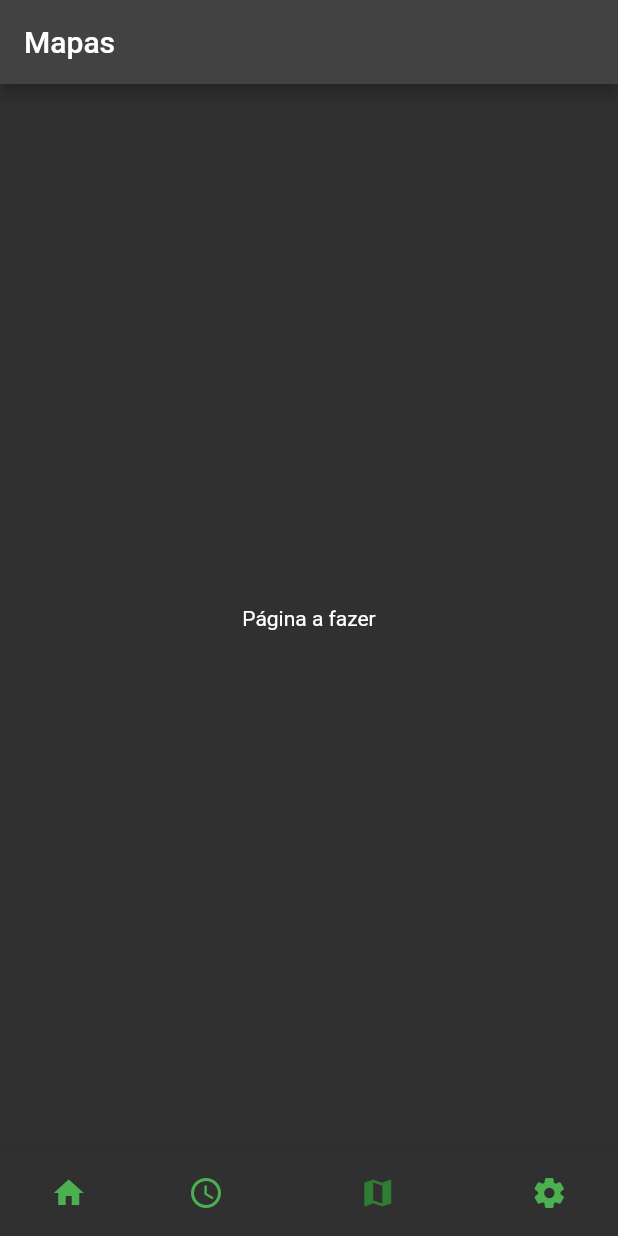
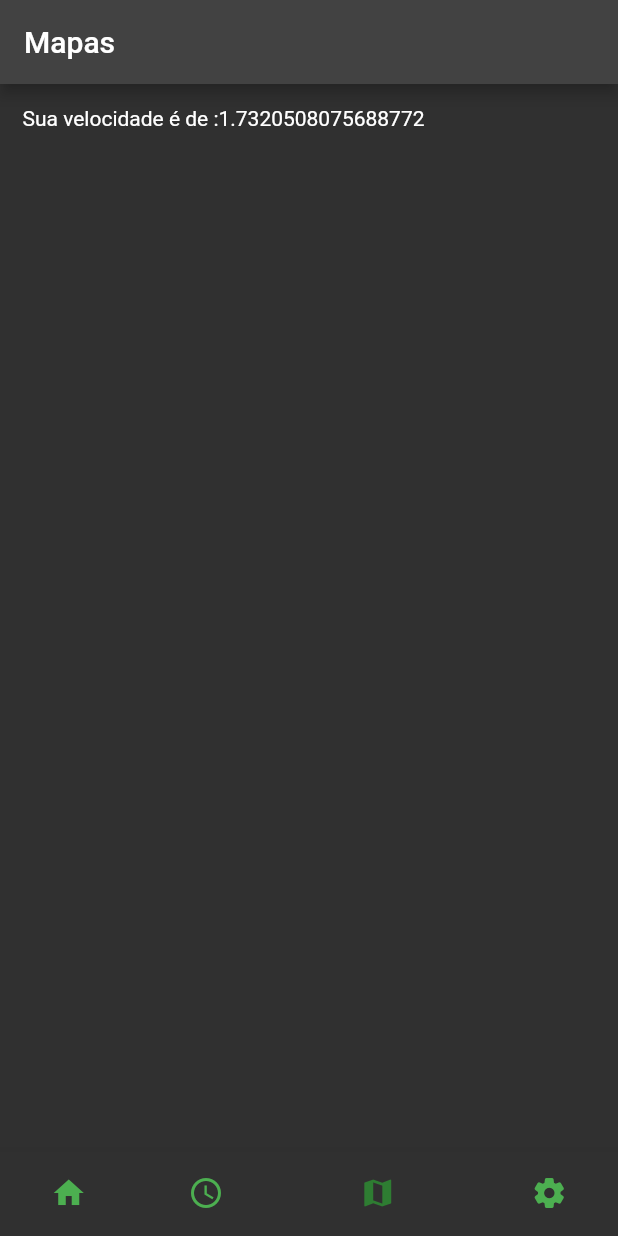
Before and after one commit to Rperoba/trabalho_1, a Flutter app: the screen it shows after launch, item 3 of the bottom bar chosen, on a phone screen of 412 x 824 dp. Run offline on Flutter 3.47's test engine with Material 2 defaults, Android fonts, the phone set to English and light mode, and no system bars; our stand-ins replace flutter_local_notifications, sensors_plus.

Commit message:
implementada a leitura do acelerometro

```diff
--- a/lib/main.dart
+++ b/lib/main.dart
@@ -28,7 +28,7 @@ class MyApp extends StatelessWidget {
         routes: <String, WidgetBuilder>{
           "calendario": (BuildContext context) => calendario(),
           "home": (BuildContext context) => home(),
-          "maps": (BuildContext context) => maps(),
+          "maps": (BuildContext context) => MyStatefulWidget2(),
           "settings": (BuildContext context) => settings(),
           "pgDeTarefas": (BuildContext context) => MyStatefulWidget(),
         });
--- a/lib/maps.dart
+++ b/lib/maps.dart
@@ -1,15 +1,62 @@
+import 'dart:math';
+
 import 'package:flutter/material.dart';
 import 'package:trabalho_1/main.dart';
+import 'package:sensors_plus/sensors_plus.dart';
 
-class maps extends StatelessWidget {
+class MyStatefulWidget2 extends StatefulWidget {
+  const MyStatefulWidget2({Key? key}) : super(key: key);
+
+  @override
+  State<MyStatefulWidget2> createState() => maps();
+}
+
+class maps extends State<MyStatefulWidget2> {
+  double velocidade = 1;
+  double x = 1;
+  double y = 1;
+  double z = 1;
+  void initState() {
+    super.initState();
+    userAccelerometerEvents.listen((UserAccelerometerEvent event) {
+      x = event.x;
+      y = event.y;
+      z = event.z;
+    }, onDone: () {
+      setState(() {
+        velocidade = sqrt(x * x + y * y + z * z);
+      });
+    });
+  }
+
   @override
   Widget build(BuildContext context) {
     return Scaffold(
       appBar: AppBar(
         title: Text("Mapas"),
       ),
-      body: Center(
-        child: Text("Página a fazer"),
+      body: ListView(
+        padding: const EdgeInsets.all(5),
+        children: <Widget>[
+          StreamBuilder<UserAccelerometerEvent>(
+              stream: SensorsPlatform.instance.userAccelerometerEvents,
+              builder: (_, snapshot) {
+                if (snapshot.hasData) {
+                  x = snapshot.data!.x;
+                  y = snapshot.data!.y;
+                  z = snapshot.data!.z;
+
+                  velocidade = sqrt(x * x + y * y + z * z);
+                }
+                return Container(
+                  height: 50,
+                  margin: EdgeInsets.all(10),
+                  child: Text(
+                    "Sua velocidade é de :$velocidade",
+                  ),
+                );
+              })
+        ],
       ),
       bottomNavigationBar: BottomNavigationBar(
         currentIndex: 2,
--- a/lib/tarefas.dart
+++ b/lib/tarefas.dart
@@ -15,7 +15,7 @@ class pgDeTarefas extends State<MyStatefulWidget> {
   // ver se dia existe no banco de dados
   //se existir pegar as informacoes dele
   //se nao existir, criar um novo
-  Dia diaAtual = new Dia(data: 01011997, tarefa: "", hora: 0, feito: 0);
+  //Dia diaAtual = new Dia(data: 01011997, tarefa: "", hora: 0, feito: 0);
   void _addTarefa() => numTarefas++;
 
   List<Container> _criaTarefas(int count) => List.generate(
--- a/pubspec.yaml
+++ b/pubspec.yaml
@@ -31,7 +31,11 @@ dependencies:
   flutter_local_notifications: ^9.1.4
   sqflite: ^2.0.0+4
   path_provider: ^2.0.7
-  camera: ^0.9.4+5
+
+  path: ^1.8.0
+
+  sensors_plus: ^1.2.1
+
 
 dev_dependencies:
   flutter_test:
```
Also changed, not shown: pubspec.lock.
